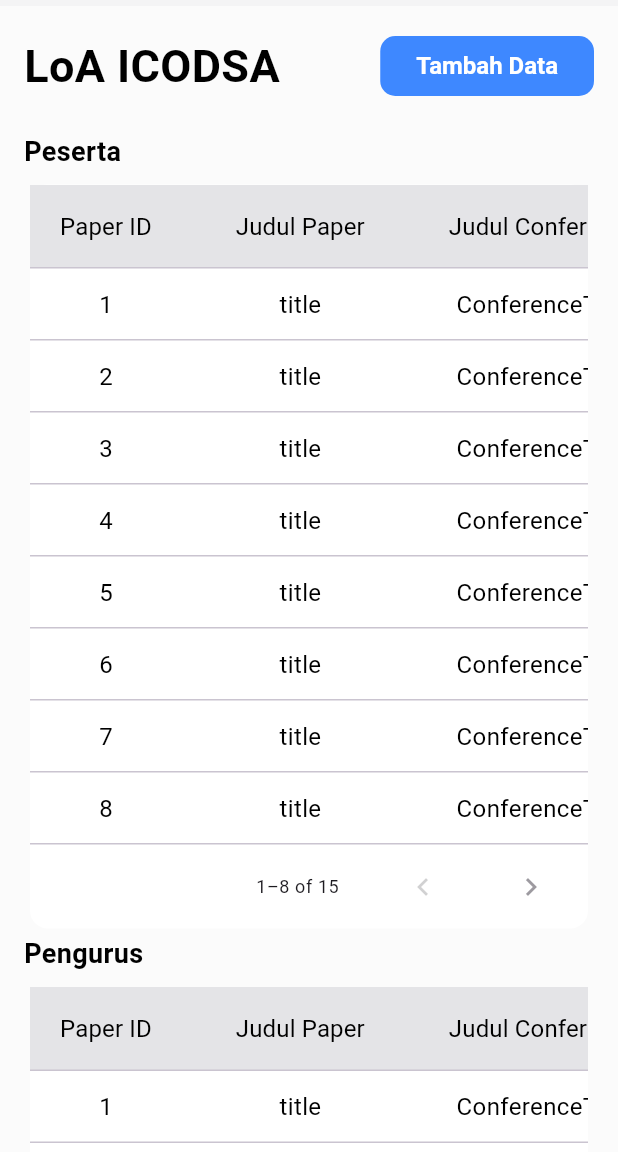
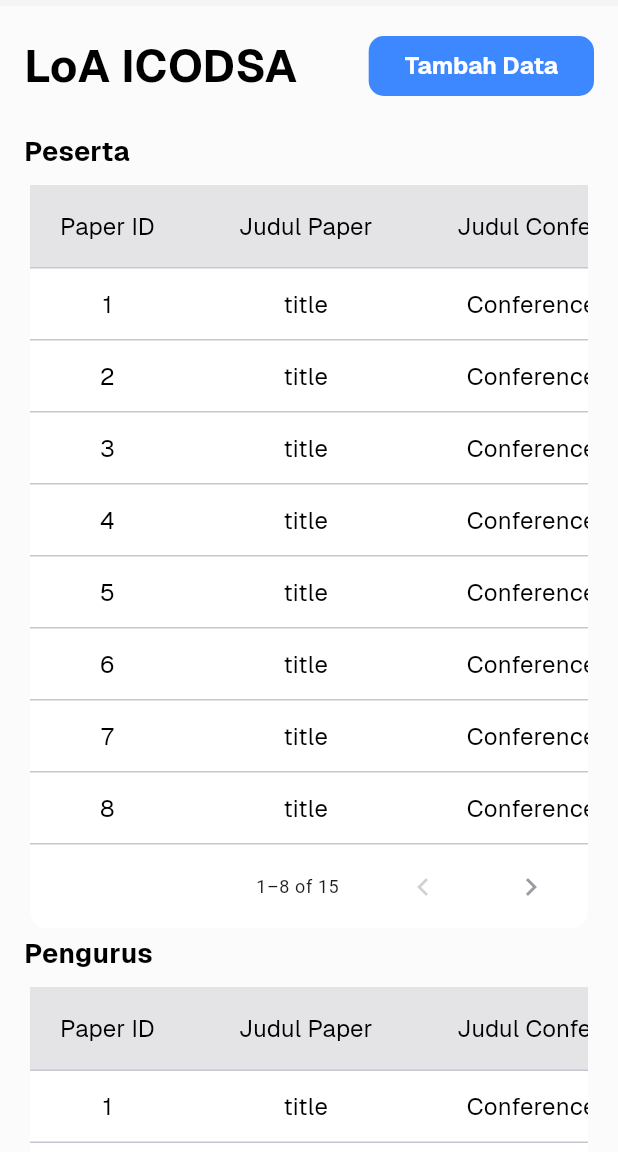
Before and after one commit to MuhammadYaumil1212/SummitDocs, a Flutter app: the FilesLoaScreen screen opened directly, on a phone screen of 412 x 824 dp, the part 84-1236 px from its top. Run offline on Flutter 3.47's test engine with Material 3 defaults, Android fonts, the phone set to English and light mode, and no system bars; our stand-ins replace bloc, dartz, dio, equatable, flutter_bloc, flutter_svg and 5 more; accounts and stored records are empty; project files that could hold a hidden picture were left out.

Commit message:
change font family

```diff
--- a/lib/Presentations/splashscreen/pages/splash_screen.dart
+++ b/lib/Presentations/splashscreen/pages/splash_screen.dart
@@ -50,7 +50,6 @@ class SplashScreen extends StatelessWidget {
                     text: AppString.ApplicationName,
                     fontSize: 20,
                     fontWeight: FontWeight.bold,
-                    fontFamily: GoogleFonts.poppins(),
                   ),
                 )
               ],
--- a/lib/commons/widgets/app_text.dart
+++ b/lib/commons/widgets/app_text.dart
@@ -1,12 +1,11 @@
 import 'package:flutter/material.dart';
-import 'package:google_fonts/google_fonts.dart';
 
 class AppText extends StatelessWidget {
   final String text;
   final FontWeight? fontWeight;
   final double? fontSize;
   final Color? fontColor;
-  final TextStyle? fontFamily;
+  final String? fontFamily;
   final TextAlign? textAlign;
 
   const AppText({
@@ -15,7 +14,7 @@ class AppText extends StatelessWidget {
     this.fontWeight = FontWeight.normal,
     this.fontSize = 16.0,
     this.fontColor = Colors.black,
-    this.fontFamily,
+    this.fontFamily = "Geist",
     this.textAlign = TextAlign.start,
   });
 
@@ -24,16 +23,12 @@ class AppText extends StatelessWidget {
     return Text(
       text,
       textAlign: textAlign,
-      style: fontFamily?.copyWith(
-            fontWeight: fontWeight,
-            fontSize: fontSize,
-            color: fontColor,
-          ) ??
-          GoogleFonts.roboto(
-            fontWeight: fontWeight,
-            fontSize: fontSize,
-            color: fontColor,
-          ),
+      style: TextStyle(
+        fontFamily: fontFamily,
+        fontWeight: fontWeight,
+        fontSize: fontSize,
+        color: fontColor,
+      ),
     );
   }
 }
```
Also changed, not shown: pubspec.yaml (+11 -12 lines), assets/fonts/Geist-Bold.ttf (added), assets/fonts/Geist-Medium.ttf (added), assets/fonts/Geist-Regular.ttf (added), assets/fonts/Geist-SemiBold.ttf (added), assets/fonts/Geist-Thin.ttf (added).
